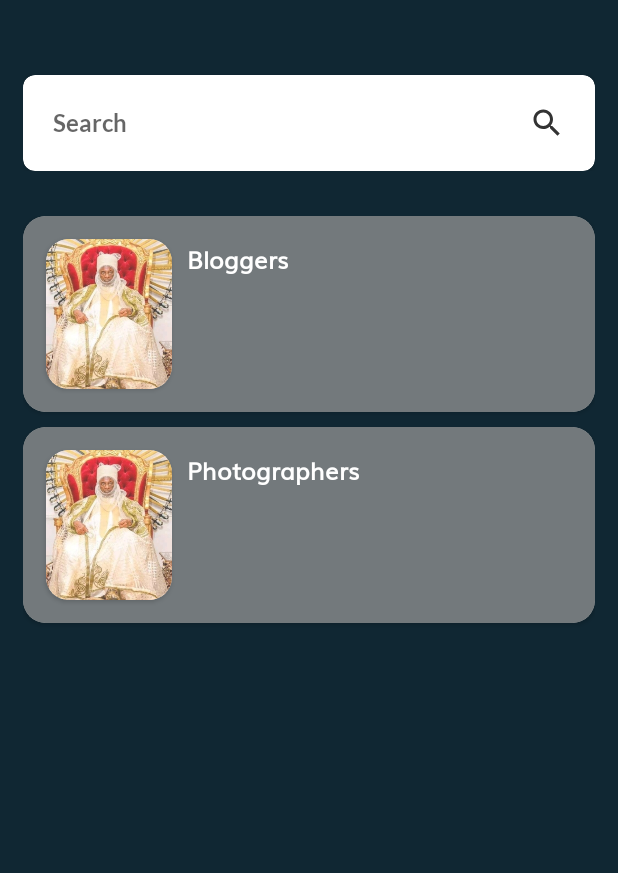
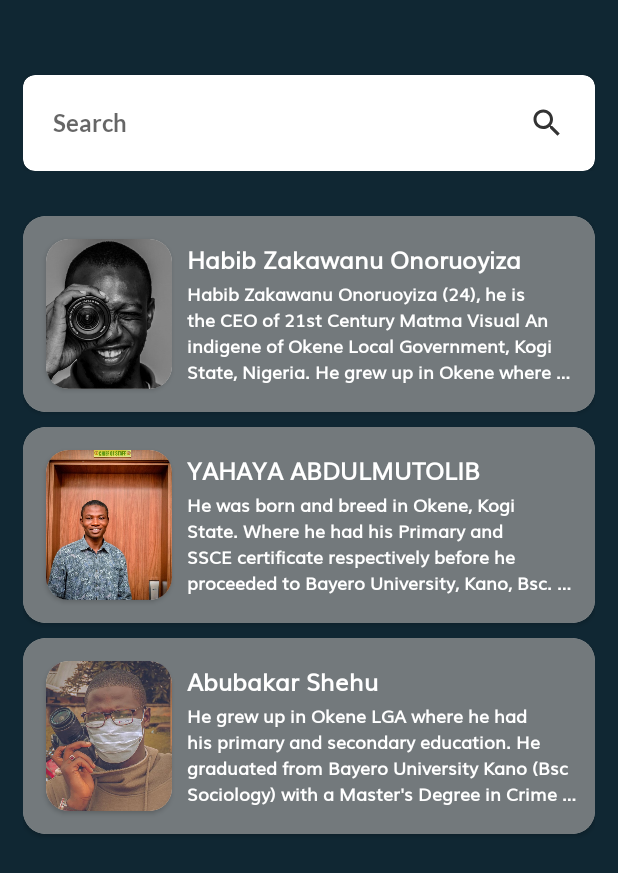
Before and after one commit to mubaracktahir/EbiraPeople, an Android app: the EntertainmentFragment screen opened through its navigation route, after a tap on "Photographers", on a phone screen of 412 x 824 dp. Shown: the top 873 px of the screen. Run offline under Robolectric (Android 15) with nearby library versions, the phone set to English and light mode, and no system bars; our stand-ins replace data binding.

Commit message:
added pgotography fragment

```diff
--- a/app/src/main/java/com/mubaracktahir/ebirapeople/UI/Entertainment/Bloggers/BlogersFragment.kt
+++ b/app/src/main/java/com/mubaracktahir/ebirapeople/UI/Entertainment/Bloggers/BlogersFragment.kt
@@ -22,7 +22,7 @@ class BlogersFragment : BaseListFragment<FragmentListBinding>() {
         mList.add(People(passString(R.string.b3),passString(R.string.b3_d)))
         mList.add(People(passString(R.string.b4),passString(R.string.b4_d)))
         mList.add(People(passString(R.string.b5),passString(R.string.b5_d)))
-        mList.add(People(passString(R.string.b6),passString(R.string.b6_d)))
+        mList.add(People(passString(R.string.b6),passString(R.string.b6_d),R.drawable.b6))
 
     }
 }
--- a/app/src/main/java/com/mubaracktahir/ebirapeople/UI/Entertainment/EntertainmentFragment.kt
+++ b/app/src/main/java/com/mubaracktahir/ebirapeople/UI/Entertainment/EntertainmentFragment.kt
@@ -16,15 +16,17 @@ class EntertainmentFragment : BaseListFragment<FragmentListBinding>() {
         mList.add(
             People(
                 "Bloggers",
-                "",
+                " Know more about the likes of: ${passString(R.string.b1)}," +
+                        "${passString(R.string.b2)},${passString(R.string.b3)} ",
                 R.drawable.demo
             )
         )
         mList.add(
             People(
                 "Photographers",
-                "",
-                R.drawable.demo
+                "Know more about the likes of: ${passString(R.string.ph1)}," +
+                        "${passString(R.string.ph2)},${passString(R.string.ph3)} ",
+                R.drawable.photograhy
             )
         )
     }
@@ -34,5 +36,10 @@ class EntertainmentFragment : BaseListFragment<FragmentListBinding>() {
             navigate(
                 EntertainmentFragmentDirections.actionEntertainmentFragmentToBlogersFragment()
             )
+        if (pos == 1)
+            navigate(
+                EntertainmentFragmentDirections.actionEntertainmentFragmentToPhotographyFragment()
+            )
+
     }
 }
--- /dev/null
+++ b/app/src/main/java/com/mubaracktahir/ebirapeople/UI/Entertainment/Photographers/PhotographyFragment.kt
@@ -0,0 +1,30 @@
+package com.mubaracktahir.ebirapeople.UI.Entertainment.Photographers
+
+import com.mubaracktahir.ebirapeople.R
+import com.mubaracktahir.ebirapeople.UI.Entertainment.EntertainmentFragmentDirections
+import com.mubaracktahir.ebirapeople.core.BaseListFragment
+import com.mubaracktahir.ebirapeople.databinding.FragmentListBinding
+import com.mubaracktahir.ebirapeople.models.People
+
+
+/**
+ * Created by Mubarak Tahir on 8/13/2020.
+ * Mubby inc
+ * mubarack.tahirr@gmail.com
+ */
+class PhotographyFragment :  BaseListFragment<FragmentListBinding>() {
+    override fun handleItemClick(_person: People, pos: Int) {
+        navigate(
+            PhotographyFragmentDirections.actionPhotographyFragmentToPersonFragment(_person)
+        )
+
+    }
+
+    override fun addList() {
+        mList.add(People(passString(R.string.ph1),passString(R.string.ph1_d),R.drawable.photograhy))
+        mList.add(People(passString(R.string.ph2),passString(R.string.ph2_d),R.drawable.ph2))
+        mList.add(People(passString(R.string.ph3),passString(R.string.ph3_d),R.drawable.ph3i))
+
+    }
+
+}
--- a/app/src/main/java/com/mubaracktahir/ebirapeople/core/BaseListFragment.kt
+++ b/app/src/main/java/com/mubaracktahir/ebirapeople/core/BaseListFragment.kt
@@ -35,12 +35,11 @@ abstract class BaseListFragment<DB : ViewDataBinding>() : BaseFragment<DB>(R.lay
     abstract fun handleItemClick(_person: People, pos: Int)
     abstract fun addList()
     override fun init() {
-
         binding.root.searchView.addTextChangedListener(textWatcher)
-        binding.root.recycler.let {
-            it.setHasFixedSize(true)
-            it.layoutManager = LinearLayoutManager(context)
-            it.adapter = adapter
+        binding.root.recycler.let {_recyclerView ->
+            _recyclerView.setHasFixedSize(true)
+            _recyclerView.layoutManager = LinearLayoutManager(context)
+            _recyclerView.adapter = adapter
 
         }
         adapter.people.clear()
--- a/app/src/main/java/com/mubaracktahir/ebirapeople/core/FullScreenFragment.kt
+++ b/app/src/main/java/com/mubaracktahir/ebirapeople/core/FullScreenFragment.kt
@@ -10,8 +10,7 @@ import androidx.databinding.ViewDataBinding
  * Mubby inc
  * mubarack.tahirr@gmail.com
  */
-open class FullScreenFragment<DB: ViewDataBinding>(@LayoutRes layout:Int) : BaseFragment<DB>(layout) {
-
+abstract class FullScreenFragment<DB: ViewDataBinding>(@LayoutRes layout:Int) : BaseFragment<DB>(layout) {
     override fun onResume() {
         super.onResume()
         activity?.window?.decorView?.systemUiVisibility = View.SYSTEM_UI_FLAG_LOW_PROFILE or
--- a/app/src/main/res/navigation/navigation.xml
+++ b/app/src/main/res/navigation/navigation.xml
@@ -109,6 +109,9 @@
         <action
             android:id="@+id/action_entertainmentFragment_to_blogersFragment"
             app:destination="@id/blogersFragment" />
+        <action
+            android:id="@+id/action_entertainmentFragment_to_photographyFragment"
+            app:destination="@id/photographyFragment" />
     </fragment>
     <fragment
         tools:layout="@layout/fragment_list"
@@ -119,4 +122,12 @@
             android:id="@+id/action_blogersFragment_to_personFragment"
             app:destination="@id/personFragment" />
     </fragment>
+    <fragment
+        android:id="@+id/photographyFragment"
+        android:name="com.mubaracktahir.ebirapeople.UI.Entertainment.Photographers.PhotographyFragment"
+        android:label="PhotographyFragment" >
+        <action
+            android:id="@+id/action_photographyFragment_to_personFragment"
+            app:destination="@id/personFragment" />
+    </fragment>
 </navigation>
--- a/app/src/main/res/values/attrs.xml
+++ b/app/src/main/res/values/attrs.xml
@@ -1,9 +1,7 @@
 <?xml version="1.0" encoding="utf-8"?>
 <resources>
     <declare-styleable name="CustomView">
-
         <attr name="viewText" format="string" />
         <attr name="underlineThickness" format="dimension" />
-
     </declare-styleable>
 </resources>
--- a/app/src/main/res/values/strings.xml
+++ b/app/src/main/res/values/strings.xml
@@ -227,4 +227,42 @@ Hes the CEO of SavageHQ
     <string name="b8">Ismail M. Kabir</string>
     <string name="b8_d">Ismail M. Kabir</string>
 
+
+    <!--Photographers names and description -->
+
+    <string name="ph1">Habib Zakawanu Onoruoyiza </string>
+    <string name="ph1_d">Habib Zakawanu Onoruoyiza (24), he is the CEO of 21st Century Matma Visual
+An indigene of Okene Local Government, Kogi State, Nigeria.
+He grew up in Okene where he attended both primary and secondary school at Divine Kiddies Nursery, Primary School and NIOMCO Staffs Secondary School. He is a graduate of Social Science Education at  Kogi State University. He is a documentary photographer, and a visual artist. He just finished his NYSC in Kaduna State.
+He sees photography as a tool of telling stories of people, cultures and places. To him photography is like bringing out extraordinary in the ordinary, it takes Mind sight to be able to visualize whatever is in your mind, to bring out the desired, intriguing and captivating shots. For you to go into photography, you need to have the passion first. He sees photography as art not as a profession \"It is your Art, define it. Don\'t look out at other photographers to copy there styles, instead just look out to them to gain inspirations to create your own art or style.\"
+He is the Mastermind behind 21stCM_Visuals Independence Day Photo Hangout, which sees lots of creatives from far and near to be in attendance to discuss , shoot photos and have fun whilst celebrating the Independence day.
+He is also the mastermind behind landscape and wide angle shots of Okene, Kogi State, whereby telling stories through the photos. These includes the famous Azad\'s palace which is regarded as one of the most beautiful palace in West Africa, Wide angle shots of the Okene town from the Hill sides, The beauty and stories of Okene market, The beauty and stories of Mount Patti in Lokoja.
+
+Words of wisdom - Photography is Art, Be yourself, there is more you can achieve than what you think you can.
+
+Instagram - @21stcm_visuals
+Twitter - @zak_21stcm
+Facebook - Rotr. Habib Zakawanu Onoruoyiza
+Gmail - habibzakawanu@gmail.com
+LinkedIn - Habib Zakawanu Onoruoyiza
+</string>
+
+    <string name="ph2">YAHAYA ABDULMUTOLIB </string>
+    <string name="ph2_d">He was born and breed in Okene, Kogi State. Where he had his Primary and SSCE certificate respectively before he proceeded to Bayero University, Kano, Bsc. Political Science (In View).
+
+He is an Event/Documentary Photographer, he started his photography life few years ago, he got inspired after following all the awesome and creative documentary of two (2) great Photographers on Instagram Handles.
+
+It is very requisite to know that "what worth doing is worth doing best" photography has been part and parcel of his daily endeavor ever since he venture it.
+
+If it might interest you to know, he is the CEO Sequel Photography and Personal Photographer to the Chief Of Staff to Kogi State Governor.
+ </string>
+
+    <string name="ph3">Abubakar Shehu </string>
+    <string name="ph3_d">He grew up in Okene LGA where he had his primary and secondary education. He graduated from Bayero University Kano (Bsc Sociology) with a Master\'s Degree in Crime Management Prevention and Control in the same institution. He is also a certified project and facility manager.
+
+He love traveling, exploring, and interacting with nature. He also love reading, watching movies, listening to music, and politics. He is athletic and more passionately, he love taking pictures.
+
+He is a photography enthusiast, love the stories, and intrigue each photo tells, and he have dedicatedly been on this path for two years now. Hopefully, we will see more of him in days to come, as he build his self to become better at what he love doing.
+ </string>
+
 </resources>
```
Also changed, not shown: app/src/main/res/drawable-mdpi/b6.jpg (added), app/src/main/res/drawable-mdpi/ph2.jpg (added), app/src/main/res/drawable-mdpi/ph2i.jpg (added), app/src/main/res/drawable-mdpi/ph3.jpg (added), app/src/main/res/drawable-mdpi/ph3i.jpg (added), app/src/main/res/drawable-mdpi/photograhy.jpg (added).
